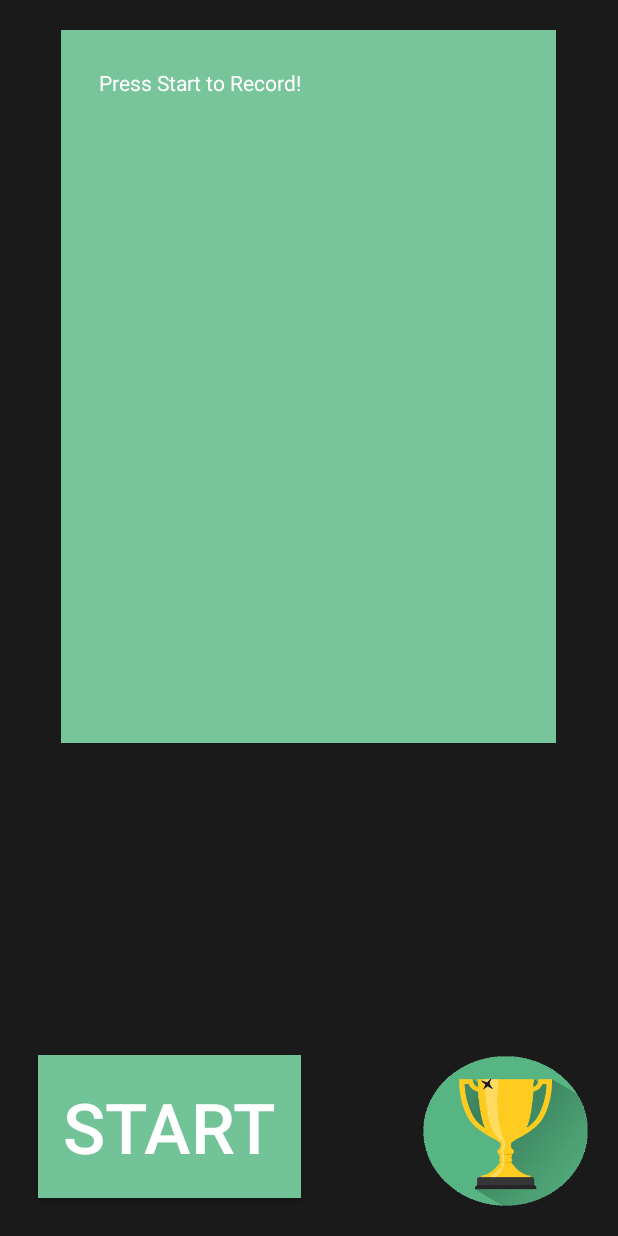
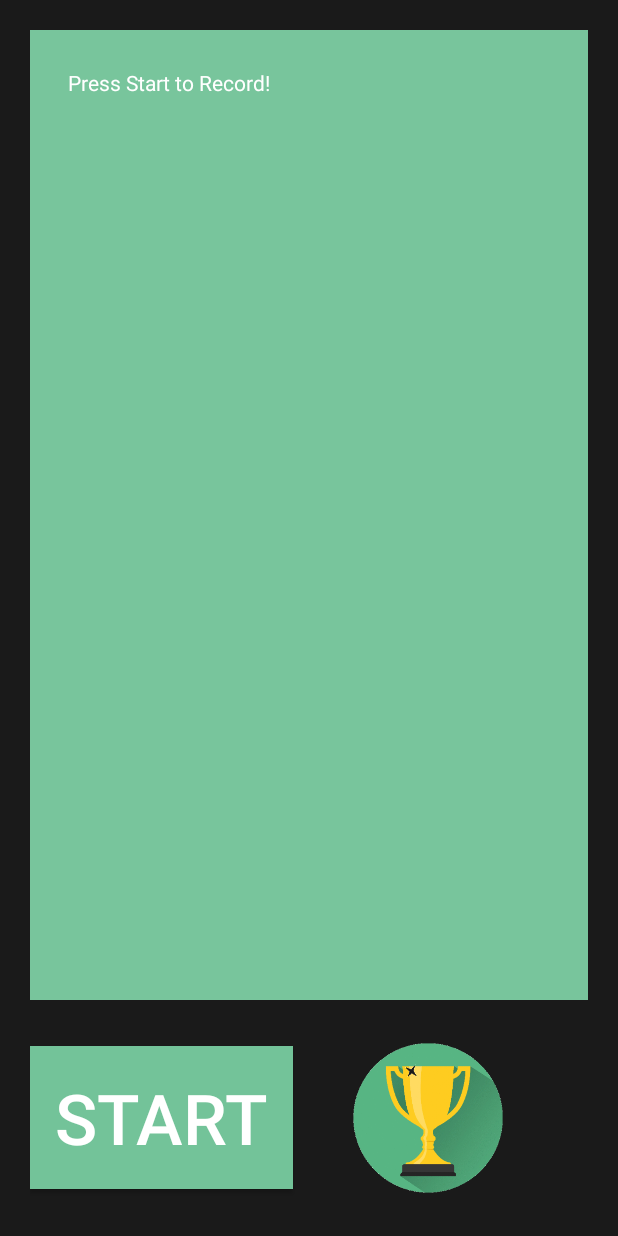
Before and after one commit to BlueberryDS/PlyoMetric, an Android app: the screen it shows after launch (MainActivity), on a phone screen of 412 x 824 dp. Run offline under Robolectric (Android 15) with nearby library versions, the phone set to English and light mode, and no system bars.

Commit message:
Fix front page

```diff
--- a/app/src/main/AndroidManifest.xml
+++ b/app/src/main/AndroidManifest.xml
@@ -12,6 +12,7 @@
         android:supportsRtl="true"
         android:theme="@style/AppTheme">
         <activity
+            android:screenOrientation="portrait"
             android:name=".SplashScreen"
             android:configChanges="orientation|keyboardHidden|screenSize"
             android:label="@string/app_name"
@@ -23,6 +24,7 @@
             </intent-filter>
         </activity>
         <activity
+            android:screenOrientation="portrait"
             android:name=".MainActivity"
             android:configChanges="orientation|keyboardHidden|screenSize"
             android:label="@string/title_activity_main"
@@ -38,6 +40,7 @@
             android:label="@string/title_activity_activity_record"
             android:theme="@style/FullscreenTheme" />
         <activity
+            android:screenOrientation="portrait"
             android:name=".RecordsActivity"
             android:configChanges="orientation|keyboardHidden|screenSize"
             android:label="@string/title_activity_records"
@@ -48,6 +51,7 @@
             android:value="@string/facebook_app_id" />
 
         <activity
+            android:screenOrientation="portrait"
             android:name="com.facebook.FacebookActivity"
             android:configChanges="keyboard|keyboardHidden|screenLayout|screenSize|orientation"
             android:label="@string/app_name"
--- a/app/src/main/java/com/example/joyce/stepscount/MainActivity.java
+++ b/app/src/main/java/com/example/joyce/stepscount/MainActivity.java
@@ -176,7 +176,7 @@ public class MainActivity extends AppCompatActivity implements SensorEventListen
                     yReadings.clear();
                 }
                 else if ("end".equals(button.getText())) {
-                    button.setText("start");
+                    button.setText("Analysing...");
                     //unregister listener
                     senSensorManager.unregisterListener(context);
                     //Analyse
@@ -192,19 +192,19 @@ public class MainActivity extends AppCompatActivity implements SensorEventListen
                         double height = (hangTime * hangTime) * 4.9;
                         double maxAcc = findMaxAcc(marks.get(i).liftPhase);
                         console.append(String.format("---  Jump : %s  ---\n", jumpNum));
-                        console.append(String.format("Hang Time :    %.3f\n", hangTime));
+                        console.append(String.format("Hang Time :    %.3fs\n", hangTime));
                         if(hangTime > RecordsActivity.hang){
                             console.append("RECORD BROKEN!\n");
                             RecordsActivity.hang = hangTime;
                             RecordsActivity.breaks++;
                         }
-                        console.append(String.format("Height :       %.3f\n", height));
+                        console.append(String.format("Height :       %.3fm\n", height));
                         if(height > RecordsActivity.height){
                             console.append("RECORD BROKEN!\n");
                             RecordsActivity.height = height;
                             RecordsActivity.breaks++;
                         }
-                        console.append(String.format("Max Accel. :   %.3f\n", maxAcc));
+                        console.append(String.format("Max Accel. :   %.3fm/s^2\n", maxAcc));
                         if(maxAcc > RecordsActivity.accel){
                             console.append("RECORD BROKEN!\n");
                             RecordsActivity.accel = maxAcc;
@@ -226,6 +226,7 @@ public class MainActivity extends AppCompatActivity implements SensorEventListen
                     //textViewMax.setText(String.format("MaxAcc: %s", findMaxAcc(marks.get(0).liftPhase)));
 
                     textView.setText(console.toString());
+                    button.setText("start");
                 }
             }
         });
--- a/app/src/main/res/layout/activity_main.xml
+++ b/app/src/main/res/layout/activity_main.xml
@@ -19,39 +19,21 @@
         android:src="#1a1a1a"
         android:scaleType="centerCrop" />
 
-    <ImageButton
-        android:layout_width="110dp"
-        android:layout_height="100dp"
-        android:id="@+id/record"
-        android:background="@drawable/trophy"
-        android:layout_gravity="right|bottom"
-        android:layout_marginBottom="30dp"
-        android:layout_marginRight="30dp"
-        android:layout_margin="20dp"
-        android:alpha="225"
-        android:clickable="true" />
-
-    <Button
-        android:layout_width="175dp"
-        android:layout_height="95dp"
-        android:text="start"
-        android:id="@+id/start"
-        android:layout_gravity="bottom|left"
-        android:background="#73c399"
-        android:textSize="70px"
-        android:focusable="true"
-        android:layout_margin="25dp"
-        android:clickable="true"
-        android:textColor="#ffffff" />
+    <LinearLayout
+        android:orientation="vertical"
+        android:layout_width="match_parent"
+        android:layout_height="match_parent">
 
         <ScrollView
-        android:layout_width="330dp"
-        android:layout_height="475dp"
+            android:layout_width="fill_parent"
+            android:layout_height="fill_parent"
             android:id="@+id/scrollView"
-        android:layout_gravity="center_horizontal"
+            android:layout_gravity="center"
+            android:background="#78c59c"
+            android:layout_weight="1"
             android:layout_marginTop="20dp"
-        android:background="#78c59c"
-        android:layout_marginBottom="30dp">
+            android:layout_marginRight="20dp"
+            android:layout_marginLeft="20dp">
 
             <TextView
                 android:layout_width="fill_parent"
@@ -63,4 +45,34 @@
                 android:textColor="#ffffff" />
         </ScrollView>
 
+        <LinearLayout
+            android:orientation="horizontal"
+            android:layout_width="match_parent"
+            android:layout_height="117dp"
+            android:layout_margin="20dp">
+
+            <Button
+                android:layout_width="175dp"
+                android:layout_height="95dp"
+                android:text="start"
+                android:id="@+id/start"
+                android:background="#73c399"
+                android:textSize="70px"
+                android:focusable="true"
+                android:clickable="true"
+                android:textColor="#ffffff"
+                android:layout_gravity="center_vertical|left"
+                android:layout_marginRight="20dp" />
+
+            <ImageButton
+                android:layout_width="100dp"
+                android:layout_height="100dp"
+                android:id="@+id/record"
+                android:background="@drawable/trophy"
+                android:clickable="true"
+                android:layout_gravity="center_vertical|right"
+                android:layout_marginLeft="20dp" />
+        </LinearLayout>
+    </LinearLayout>
+
 </FrameLayout>
```
Lines whose indentation alone changed are shown as unchanged.
